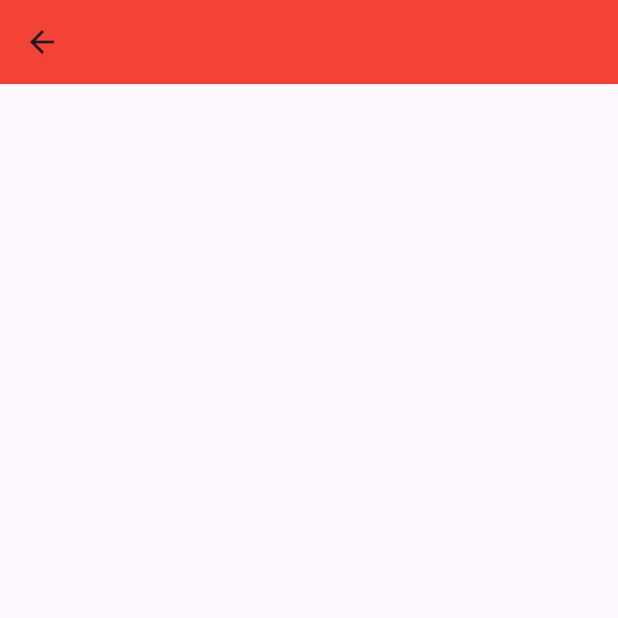
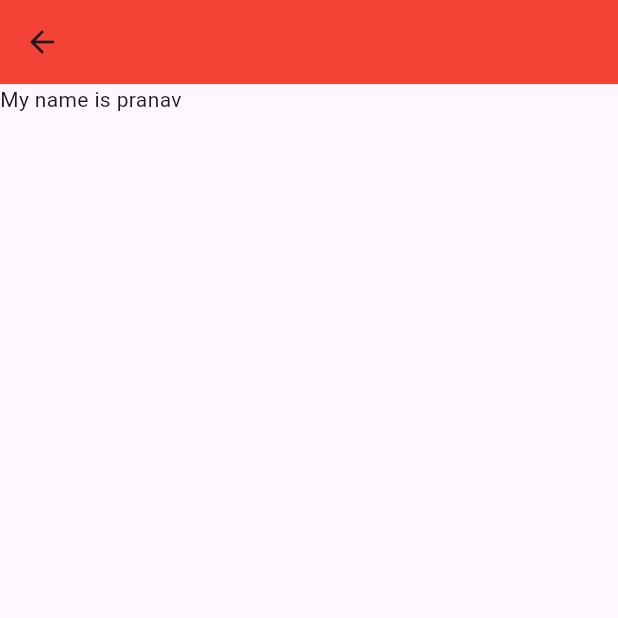
Before and after one commit to pranave2003/mybranchapp, a Flutter app: the Pranavwork screen opened directly, on a phone screen of 412 x 824 dp, the top half of it. Run offline on Flutter 3.47's test engine with Material 3 defaults, Android fonts, the phone set to English and light mode, and no system bars.

Commit message:
third commit

```diff
--- a/lib/pranav.dart
+++ b/lib/pranav.dart
@@ -14,6 +14,7 @@ class _PranavworkState extends State<Pranavwork> {
       appBar: AppBar(
         backgroundColor: Colors.red,
       ),
+       body: Column(children: [Text("My name is pranav")],),
     );
   }
 }
```
